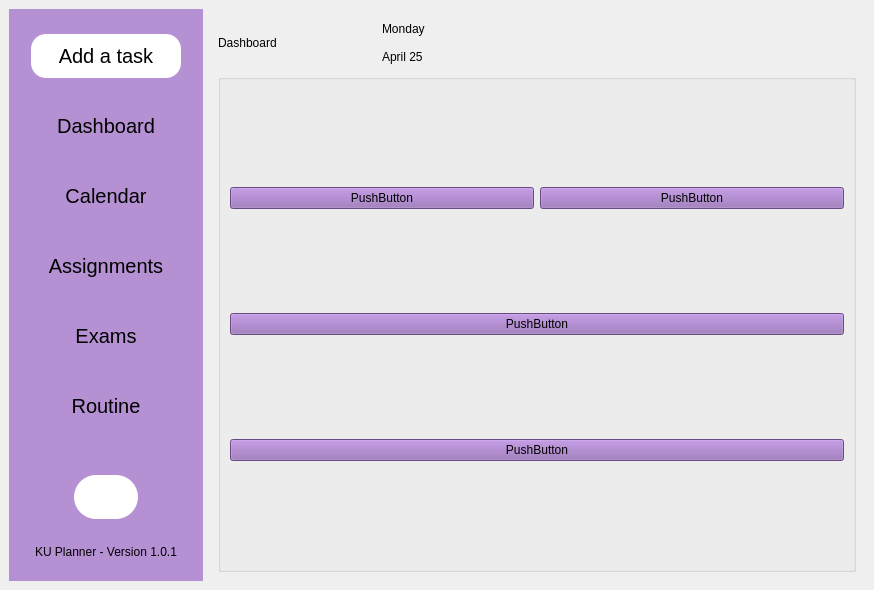
Above: mainwindow.ui from aveens13/KU-Planner before the change. Below: the same form after it.
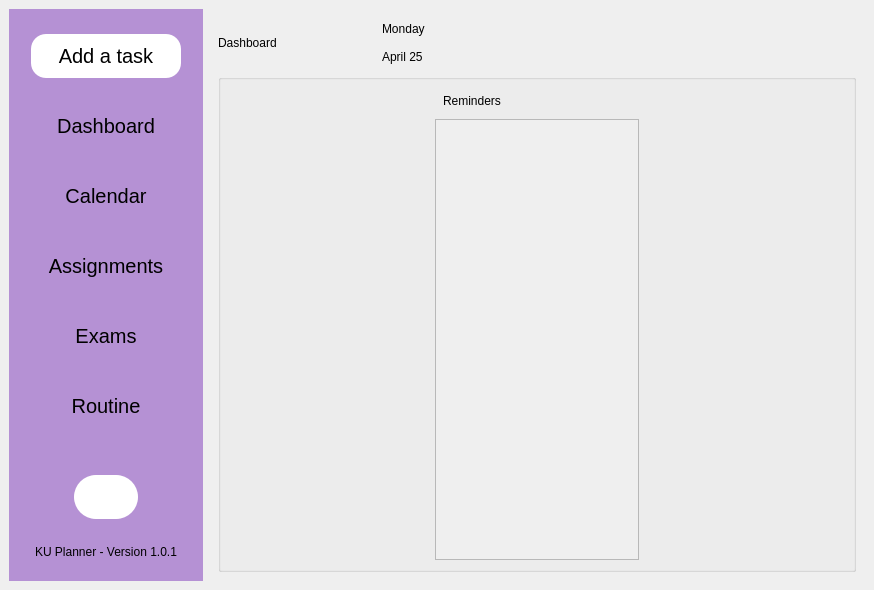
That is the form after the change. The open tabs and pages were chosen to show the change. Icons and pictures are not drawn.

Patch:
```diff
--- a/mainwindow.ui
+++ b/mainwindow.ui
@@ -896,59 +896,85 @@
                 <property name="title">
                  <string/>
                 </property>
-                <layout class="QVBoxLayout" name="verticalLayout_8">
+                <layout class="QHBoxLayout" name="horizontalLayout_17" stretch="1,1,1">
                  <item>
-                  <layout class="QVBoxLayout" name="verticalLayout_33">
-                   <item>
-                    <layout class="QHBoxLayout" name="horizontalLayout_17">
-                     <item>
-                      <layout class="QHBoxLayout" name="horizontalLayout_22">
-                       <item>
-                        <widget class="QPushButton" name="pushButton_3">
-                         <property name="text">
-                          <string>PushButton</string>
-                         </property>
-                        </widget>
-                       </item>
-                      </layout>
-                     </item>
-                     <item>
-                      <layout class="QHBoxLayout" name="horizontalLayout_24">
-                       <item>
-                        <widget class="QPushButton" name="pushButton_4">
-                         <property name="text">
-                          <string>PushButton</string>
-                         </property>
-                        </widget>
-                       </item>
-                      </layout>
-                     </item>
-                    </layout>
-                   </item>
-                  </layout>
-                 </item>
-                 <item>
-                  <layout class="QVBoxLayout" name="verticalLayout_34">
-                   <item>
-                    <widget class="QPushButton" name="pushButton_5">
-                     <property name="text">
-                      <string>PushButton</string>
-                     </property>
-                    </widget>
-                   </item>
-                  </layout>
+                  <layout class="QVBoxLayout" name="verticalLayout_33"/>
                  </item>
                  <item>
                   <layout class="QVBoxLayout" name="verticalLayout_35">
                    <item>
-                    <widget class="QPushButton" name="pushButton_6">
+                    <widget class="QLabel" name="label_36">
+                     <property name="styleSheet">
+                      <string notr="true">font: 12pt &quot;Arial&quot;;
+margin:5px;</string>
+                     </property>
                      <property name="text">
-                      <string>PushButton</string>
+                      <string>Reminders</string>
                      </property>
                     </widget>
                    </item>
+                   <item>
+                    <widget class="QScrollArea" name="scrollArea_3">
+                     <property name="styleSheet">
+                      <string notr="true">QScrollBar::vertical{
+	border:none;
+	background-color: rgb(184, 147, 216);
+	width:6px;
+	margin:15px 0 15px 0;
+}
+QScrollBar::handle:vertical{
+	background-color: rgb(181, 145, 212);
+	min-height:15px;
+	border-radius:7px;
+}
+QScrollBar::handle:vertical:hover{
+	background-color: rgb(123, 98, 144);
+}
+
+QScrollBar::handle:vertical:pressed{
+	background-color: rgb(70, 70, 70);
+}
+QScrollBar::sub-line:vertical{
+	border:none;
+	background-color: rgb(184, 147, 216);
+height:7px;
+border-top-left-radius: 7px;
+border-top-right-radius:7px;
+subcontrol-position:top;
+subcontrol-origin:margin;
+}
+
+QScrollBar::add-line:vertical{
+	border:none;
+	background-color: rgb(184, 147, 216);
+height:7px;
+border-bottom-left-radius: 7px;
+border-bottom-right-radius:7px;
+subcontrol-position:bottom;
+subcontrol-origin:margin;
+}
+</string>
+                     </property>
+                     <property name="widgetResizable">
+                      <bool>true</bool>
+                     </property>
+                     <widget class="QWidget" name="scrollAreaWidgetContents_3">
+                      <property name="geometry">
+                       <rect>
+                        <x>0</x>
+                        <y>0</y>
+                        <width>185</width>
+                        <height>407</height>
+                       </rect>
+                      </property>
+                     </widget>
+                    </widget>
+                   </item>
                   </layout>
                  </item>
+                 <item>
+                  <layout class="QVBoxLayout" name="verticalLayout_38"/>
+                 </item>
                 </layout>
                </widget>
               </item>
```
Left out of the diff: 6 changed lines with no effect on the pictures.
